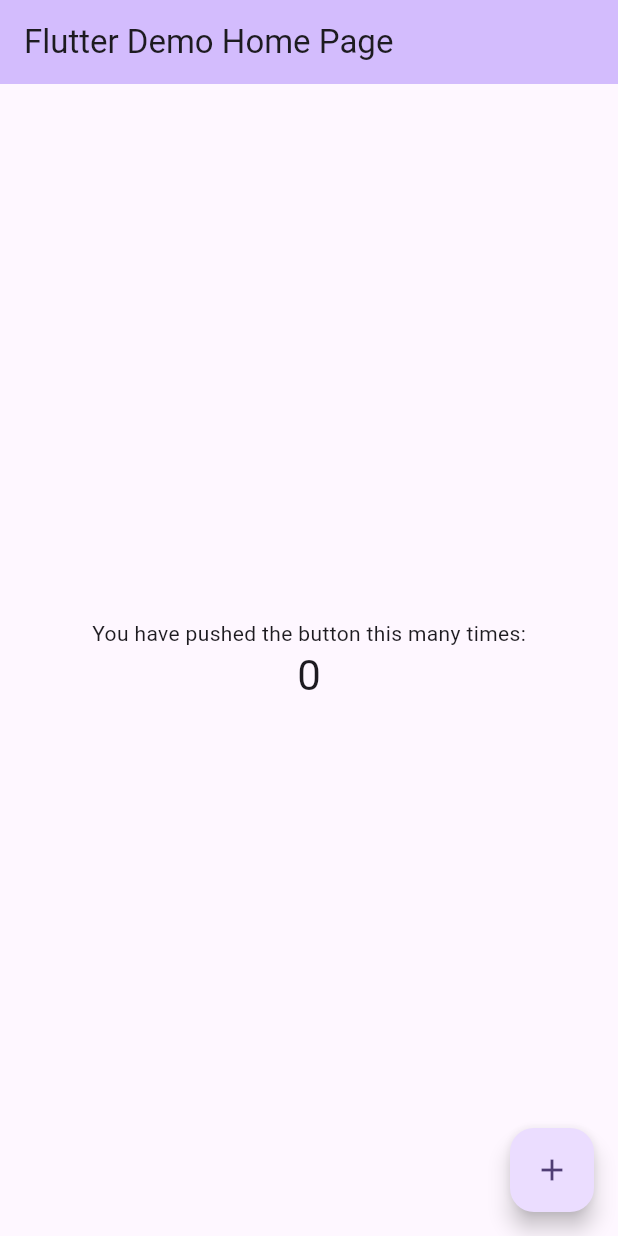
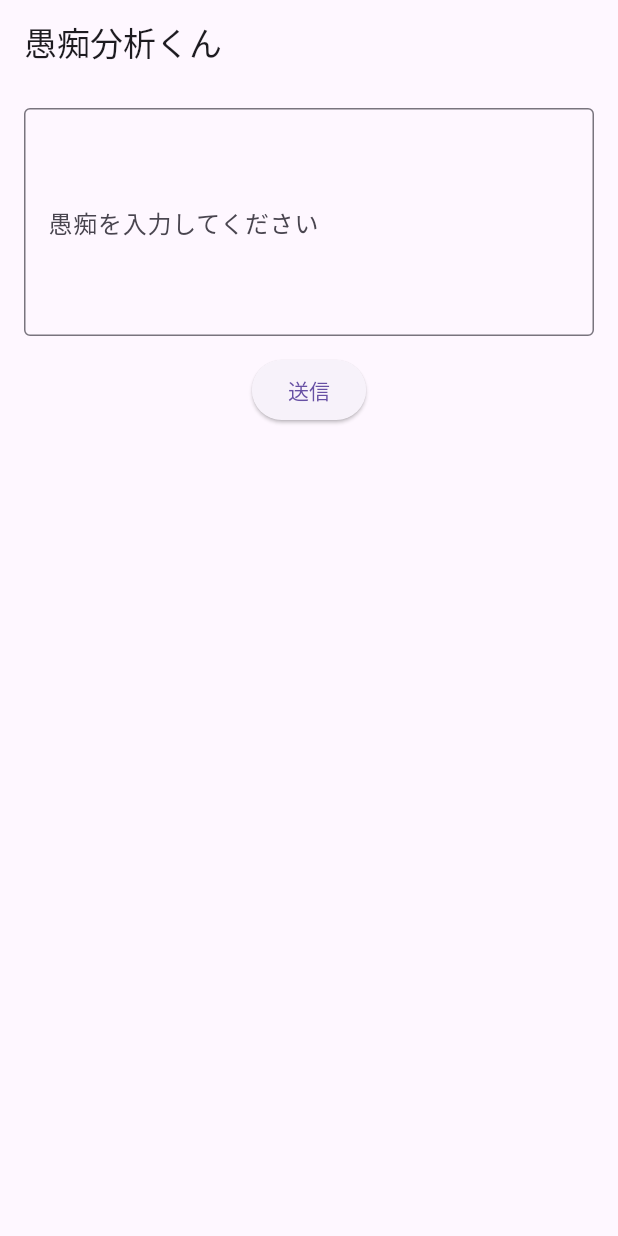
Before and after one commit to akasaya/gcp-guchi-app, a Flutter app: the screen it shows after launch, on a phone screen of 412 x 824 dp. Run offline on Flutter 3.47's test engine with Material 3 defaults, Android fonts, the phone set to English and light mode, and no system bars.

Commit message:
簡単なフロント、バックエンドの作成を実施

```diff
--- a/frontend/lib/main.dart
+++ b/frontend/lib/main.dart
@@ -1,122 +1,73 @@
 import 'package:flutter/material.dart';
+import 'package:http/http.dart' as http;
+import 'dart:convert';
 
 void main() {
-  runApp(const MyApp());
+  runApp(const GuchiApp());
 }
 
-class MyApp extends StatelessWidget {
-  const MyApp({super.key});
 
-  // This widget is the root of your application.
+class GuchiApp extends StatelessWidget {
+  const GuchiApp({super.key});
+
   @override
   Widget build(BuildContext context) {
     return MaterialApp(
-      title: 'Flutter Demo',
-      theme: ThemeData(
-        // This is the theme of your application.
-        //
-        // TRY THIS: Try running your application with "flutter run". You'll see
-        // the application has a purple toolbar. Then, without quitting the app,
-        // try changing the seedColor in the colorScheme below to Colors.green
-        // and then invoke "hot reload" (save your changes or press the "hot
-        // reload" button in a Flutter-supported IDE, or press "r" if you used
-        // the command line to start the app).
-        //
-        // Notice that the counter didn't reset back to zero; the application
-        // state is not lost during the reload. To reset the state, use hot
-        // restart instead.
-        //
-        // This works for code too, not just values: Most code changes can be
-        // tested with just a hot reload.
-        colorScheme: ColorScheme.fromSeed(seedColor: Colors.deepPurple),
-      ),
-      home: const MyHomePage(title: 'Flutter Demo Home Page'),
+      home: const GuchiInputPage(),
     );
   }
 }
 
-class MyHomePage extends StatefulWidget {
-  const MyHomePage({super.key, required this.title});
-
-  // This widget is the home page of your application. It is stateful, meaning
-  // that it has a State object (defined below) that contains fields that affect
-  // how it looks.
-
-  // This class is the configuration for the state. It holds the values (in this
-  // case the title) provided by the parent (in this case the App widget) and
-  // used by the build method of the State. Fields in a Widget subclass are
-  // always marked "final".
-
-  final String title;
+class GuchiInputPage extends StatefulWidget {
+  const GuchiInputPage({super.key});
 
   @override
-  State<MyHomePage> createState() => _MyHomePageState();
+  State<GuchiInputPage> createState() => _GuchiInputPageState();
 }
 
-class _MyHomePageState extends State<MyHomePage> {
-  int _counter = 0;
+class _GuchiInputPageState extends State<GuchiInputPage> {
+  final TextEditingController _controller = TextEditingController();
+  String _result = '';
 
-  void _incrementCounter() {
+  Future<void> analyzeGuchi() async {
+    final response = await http.post(
+      Uri.parse('http://localhost:5000/analyze'),
+      headers: {'Content-Type': 'application/json'},
+      body: jsonEncode({'text': _controller.text}),
+    );
+
+    final data = jsonDecode(response.body);
     setState(() {
-      // This call to setState tells the Flutter framework that something has
-      // changed in this State, which causes it to rerun the build method below
-      // so that the display can reflect the updated values. If we changed
-      // _counter without calling setState(), then the build method would not be
-      // called again, and so nothing would appear to happen.
-      _counter++;
+      _result = data['result'];
     });
   }
 
   @override
   Widget build(BuildContext context) {
-    // This method is rerun every time setState is called, for instance as done
-    // by the _incrementCounter method above.
-    //
-    // The Flutter framework has been optimized to make rerunning build methods
-    // fast, so that you can just rebuild anything that needs updating rather
-    // than having to individually change instances of widgets.
     return Scaffold(
-      appBar: AppBar(
-        // TRY THIS: Try changing the color here to a specific color (to
-        // Colors.amber, perhaps?) and trigger a hot reload to see the AppBar
-        // change color while the other colors stay the same.
-        backgroundColor: Theme.of(context).colorScheme.inversePrimary,
-        // Here we take the value from the MyHomePage object that was created by
-        // the App.build method, and use it to set our appbar title.
-        title: Text(widget.title),
-      ),
-      body: Center(
-        // Center is a layout widget. It takes a single child and positions it
-        // in the middle of the parent.
+      appBar: AppBar(title: const Text('愚痴分析くん')),
+      body: Padding(
+        padding: const EdgeInsets.all(16),
         child: Column(
-          // Column is also a layout widget. It takes a list of children and
-          // arranges them vertically. By default, it sizes itself to fit its
-          // children horizontally, and tries to be as tall as its parent.
-          //
-          // Column has various properties to control how it sizes itself and
-          // how it positions its children. Here we use mainAxisAlignment to
-          // center the children vertically; the main axis here is the vertical
-          // axis because Columns are vertical (the cross axis would be
-          // horizontal).
-          //
-          // TRY THIS: Invoke "debug painting" (choose the "Toggle Debug Paint"
-          // action in the IDE, or press "p" in the console), to see the
-          // wireframe for each widget.
-          mainAxisAlignment: MainAxisAlignment.center,
-          children: <Widget>[
-            const Text('You have pushed the button this many times:'),
-            Text(
-              '$_counter',
-              style: Theme.of(context).textTheme.headlineMedium,
+          children: [
+            TextField(
+              controller: _controller,
+              maxLines: 5,
+              decoration: const InputDecoration(
+                border: OutlineInputBorder(),
+                labelText: '愚痴を入力してください',
+              ),
             ),
+            const SizedBox(height: 12),
+            ElevatedButton(
+              onPressed: analyzeGuchi,
+              child: const Text('送信'),
+            ),
+            const SizedBox(height: 12),
+            Text(_result),
           ],
         ),
       ),
-      floatingActionButton: FloatingActionButton(
-        onPressed: _incrementCounter,
-        tooltip: 'Increment',
-        child: const Icon(Icons.add),
-      ), // This trailing comma makes auto-formatting nicer for build methods.
     );
   }
 }
--- a/frontend/pubspec.yaml
+++ b/frontend/pubspec.yaml
@@ -34,6 +34,7 @@ dependencies:
   # The following adds the Cupertino Icons font to your application.
   # Use with the CupertinoIcons class for iOS style icons.
   cupertino_icons: ^1.0.8
+  http: ^0.13.0
 
 dev_dependencies:
   flutter_test:
```
Also changed, not shown: frontend/pubspec.lock, 2 other files.
